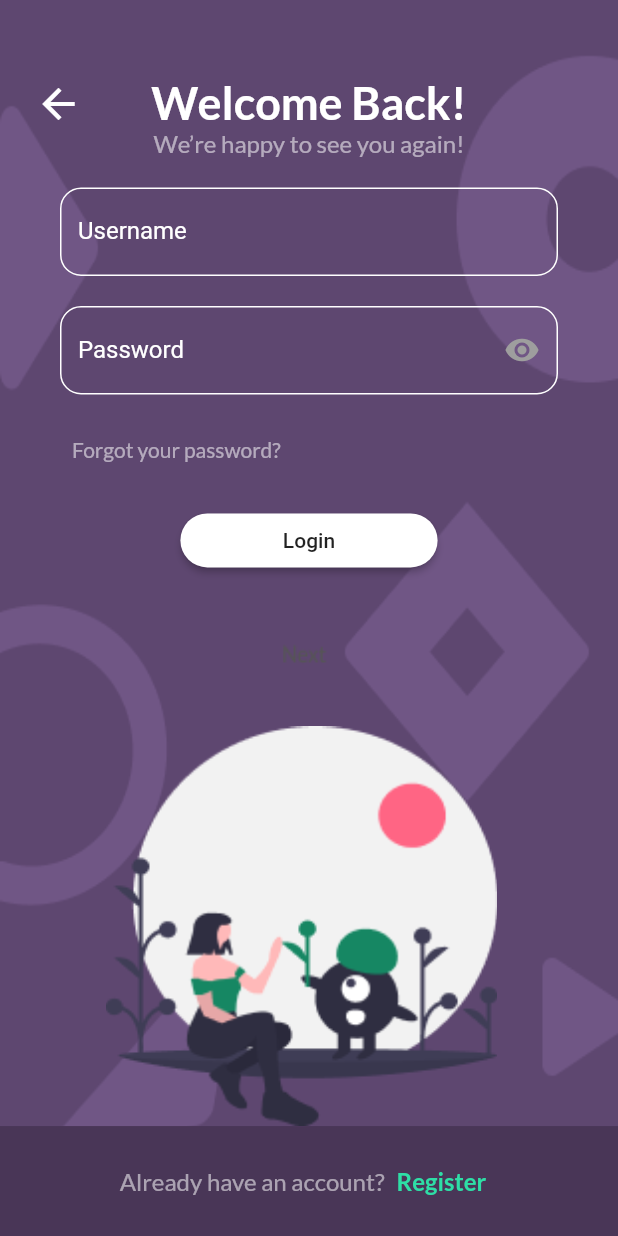
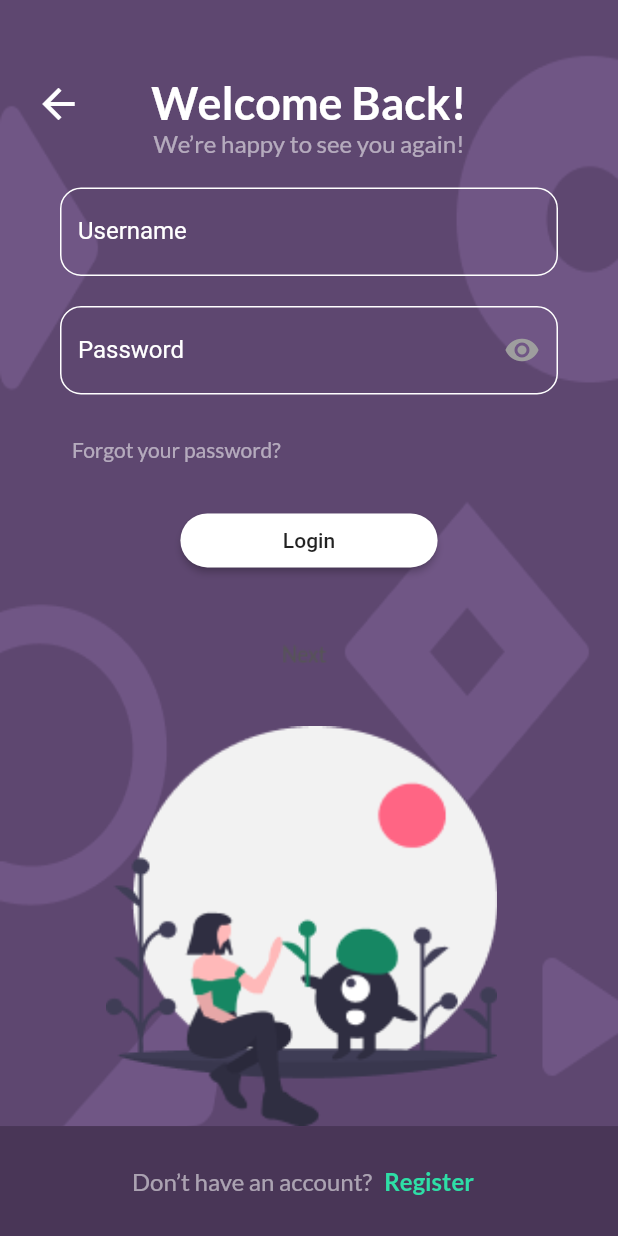
Before and after one commit to Uni-Maps/Uni-Maps, a Flutter app: the SignIn_Account screen opened directly, on a phone screen of 412 x 824 dp. Run offline on Flutter 3.47's test engine with Material 2 defaults, Android fonts, the phone set to English and light mode, and no system bars; our stand-ins replace firebase_auth, google_maps_flutter; missing offline and left inert: sign_button; accounts and stored records are empty.

Commit message:
Fixed-text

```diff
--- a/lib/main.dart
+++ b/lib/main.dart
@@ -21,7 +21,7 @@ class MyApp extends StatelessWidget {
       initialData: null,
       child: MaterialApp(
         //home: Wrapper(),
-        home: Create_Account(),
+        home: SignIn_Account(),
       ),
     );
   }
--- a/lib/screens/sign_in.dart
+++ b/lib/screens/sign_in.dart
@@ -239,7 +239,7 @@ class _SignIn_AccountState extends State<SignIn_Account> {
                                         textAlign: TextAlign.center,
                                         text: TextSpan(children: [
                                           TextSpan(
-                                              text: "Already have an account?",
+                                              text: "Don’t have an account?",
                                               style: TextStyle(
                                                   fontFamily: "Lato Regular",
                                                   color: Colors.white54,
```
